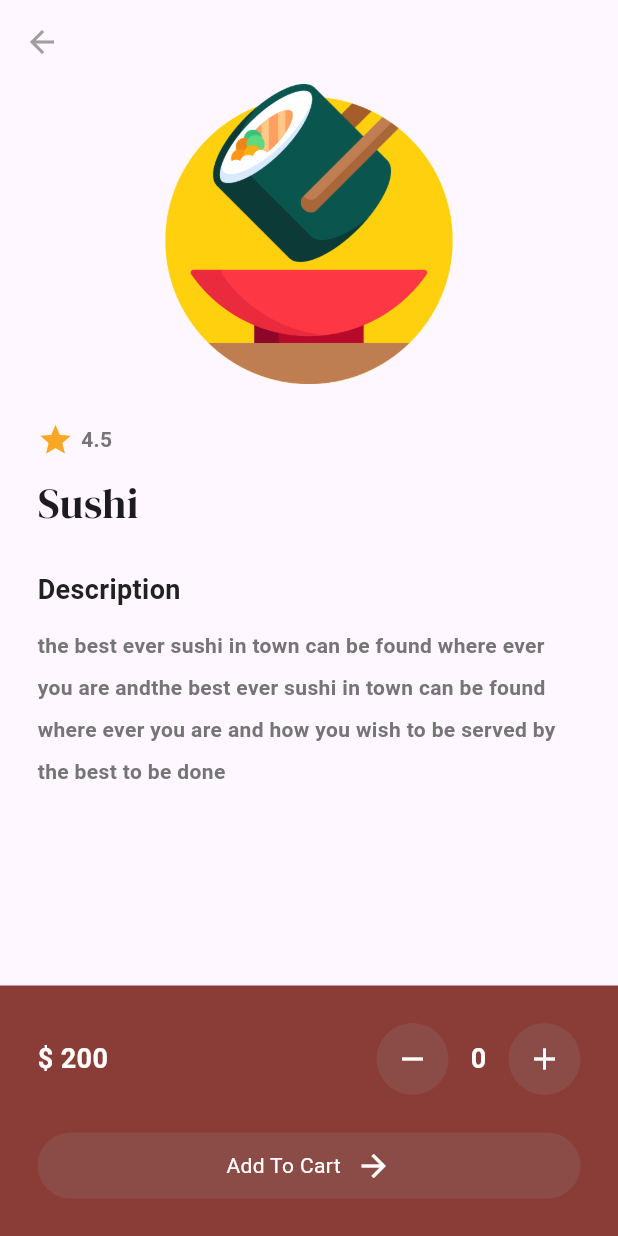
After one commit to cho237/Sushi-Restaurant-App-Flutter, a Flutter app: the MenuScreen screen opened directly, after a tap on "Sushi", on a phone screen of 412 x 824 dp. The commit adds this screen. Run offline on Flutter 3.47's test engine with Material 3 defaults, Android fonts, the phone set to English and light mode, and no system bars; our stand-ins replace google_fonts.

Commit message:
done with detail food screen

```diff
--- /dev/null
+++ b/lib/screens/food_details.dart
@@ -0,0 +1,172 @@
+import 'package:flutter/material.dart';
+import 'package:google_fonts/google_fonts.dart';
+import 'package:sushi_restaurant_app/theme/colors.dart';
+import 'package:sushi_restaurant_app/widgets/button.dart';
+
+import '../models/food.dart';
+
+class FoodDetailsScreen extends StatefulWidget {
+  final Food food;
+  const FoodDetailsScreen({super.key, required this.food});
+
+  @override
+  State<FoodDetailsScreen> createState() => _FoodDetailsScreenState();
+}
+
+class _FoodDetailsScreenState extends State<FoodDetailsScreen> {
+  int quantityCount = 0;
+
+  void _decrementQty() {
+    setState(() {
+      if (quantityCount == 0) {
+        return;
+      }
+      quantityCount--;
+    });
+  }
+
+  void _incrementQty() {
+    setState(() {
+      quantityCount++;
+    });
+  }
+
+  @override
+  Widget build(BuildContext context) {
+    return Scaffold(
+      appBar: AppBar(
+        backgroundColor: Colors.transparent,
+        elevation: 0,
+        foregroundColor: Colors.grey,
+      ),
+      body: Column(
+        children: [
+          Expanded(
+            child: Padding(
+              padding: const EdgeInsets.symmetric(horizontal: 25),
+              child: ListView(
+                children: [
+                  Image.asset(
+                    widget.food.imagePath,
+                    height: 200,
+                  ),
+                  const SizedBox(height: 25),
+                  Row(
+                    children: [
+                      Icon(
+                        Icons.star,
+                        color: Colors.yellow[800],
+                      ),
+                      const SizedBox(width: 5),
+                      Text(
+                        widget.food.rating,
+                        style: TextStyle(
+                          color: Colors.grey[600],
+                          fontWeight: FontWeight.bold,
+                        ),
+                      )
+                    ],
+                  ),
+                  const SizedBox(height: 10),
+                  Text(
+                    widget.food.name,
+                    style: GoogleFonts.dmSerifDisplay(
+                      fontSize: 28,
+                    ),
+                  ),
+                  const SizedBox(height: 25),
+                  Text(
+                    "Description",
+                    style: TextStyle(
+                      color: Colors.grey[900],
+                      fontWeight: FontWeight.bold,
+                      fontSize: 18,
+                    ),
+                  ),
+                  const SizedBox(height: 10),
+                  Text(
+                    "the best ever sushi in town can be found where ever you are andthe best ever sushi in town can be found where ever you are and how you wish to be served by the best to be done",
+                    style: TextStyle(
+                      color: Colors.grey[600],
+                      fontWeight: FontWeight.bold,
+                      fontSize: 14,
+                      height: 2,
+                    ),
+                  )
+                ],
+              ),
+            ),
+          ),
+          Container(
+            padding: const EdgeInsets.all(25),
+            color: primaryColor,
+            child: Column(
+              children: [
+                Row(
+                  mainAxisAlignment: MainAxisAlignment.spaceBetween,
+                  children: [
+                    Text(
+                      '\$ ${widget.food.price}',
+                      style: const TextStyle(
+                        color: Colors.white,
+                        fontWeight: FontWeight.bold,
+                        fontSize: 18,
+                      ),
+                    ),
+                    Row(
+                      children: [
+                        Container(
+                          decoration: const BoxDecoration(
+                            color: secondaryColor,
+                            shape: BoxShape.circle,
+                          ),
+                          child: IconButton(
+                            icon: const Icon(
+                              Icons.remove,
+                              color: Colors.white,
+                            ),
+                            onPressed: _decrementQty,
+                          ),
+                        ),
+                        SizedBox(
+                          width: 40,
+                          child: Center(
+                            child: Text(
+                              quantityCount.toString(),
+                              style: const TextStyle(
+                                color: Colors.white,
+                                fontWeight: FontWeight.bold,
+                                fontSize: 18,
+                              ),
+                            ),
+                          ),
+                        ),
+                        Container(
+                          decoration: const BoxDecoration(
+                            color: secondaryColor,
+                            shape: BoxShape.circle,
+                          ),
+                          child: IconButton(
+                            icon: const Icon(
+                              Icons.add,
+                              color: Colors.white,
+                            ),
+                            onPressed: _incrementQty,
+                          ),
+                        ),
+                      ],
+                    ),
+                  ],
+                ),
+                const SizedBox(
+                  height: 25,
+                ),
+                MyButton(text: "Add To Cart")
+              ],
+            ),
+          )
+        ],
+      ),
+    );
+  }
+}
--- a/lib/screens/menu.dart
+++ b/lib/screens/menu.dart
@@ -1,5 +1,6 @@
 import 'package:flutter/material.dart';
 import 'package:google_fonts/google_fonts.dart';
+import 'package:sushi_restaurant_app/screens/food_details.dart';
 import 'package:sushi_restaurant_app/theme/colors.dart';
 import 'package:sushi_restaurant_app/widgets/button.dart';
 import 'package:sushi_restaurant_app/widgets/food_tile.dart';
@@ -124,6 +125,15 @@ class MenuScreen extends StatelessWidget {
               itemCount: foodMenu.length,
               itemBuilder: (context, index) => FoodTile(
                 food: foodMenu[index],
+                ontap: () {
+                  Navigator.of(context).push(
+                    MaterialPageRoute(
+                      builder: (context) => FoodDetailsScreen(
+                        food: foodMenu[index],
+                      ),
+                    ),
+                  );
+                },
               ),
             ),
           ),
--- a/lib/theme/colors.dart
+++ b/lib/theme/colors.dart
@@ -1,3 +1,4 @@
 import 'package:flutter/material.dart';
 
 const Color primaryColor = Color.fromARGB(255, 138, 60, 55);
+const Color secondaryColor = Color.fromARGB(109, 140, 94, 91);
--- a/lib/widgets/button.dart
+++ b/lib/widgets/button.dart
@@ -1,4 +1,5 @@
 import 'package:flutter/material.dart';
+import 'package:sushi_restaurant_app/theme/colors.dart';
 
 class MyButton extends StatelessWidget {
   const MyButton({super.key, required this.text, this.ontap});
@@ -10,8 +11,9 @@ class MyButton extends StatelessWidget {
       onTap: ontap,
       child: Container(
         decoration: BoxDecoration(
-            color: const Color.fromARGB(212, 135, 81, 77),
-            borderRadius: BorderRadius.circular(40)),
+          color: secondaryColor,
+          borderRadius: BorderRadius.circular(40),
+        ),
         padding: const EdgeInsets.all(10),
         child: Row(
           mainAxisAlignment: MainAxisAlignment.center,
--- a/lib/widgets/food_tile.dart
+++ b/lib/widgets/food_tile.dart
@@ -4,11 +4,13 @@ import 'package:sushi_restaurant_app/models/food.dart';
 
 class FoodTile extends StatelessWidget {
   final Food food;
-  const FoodTile({super.key, required this.food});
+  final void Function() ontap;
+  const FoodTile({super.key, required this.food, required this.ontap});
 
   @override
   Widget build(BuildContext context) {
     return GestureDetector(
+      onTap: ontap,
       child: Container(
         margin: const EdgeInsets.only(left: 25),
         padding: const EdgeInsets.all(25),
```
